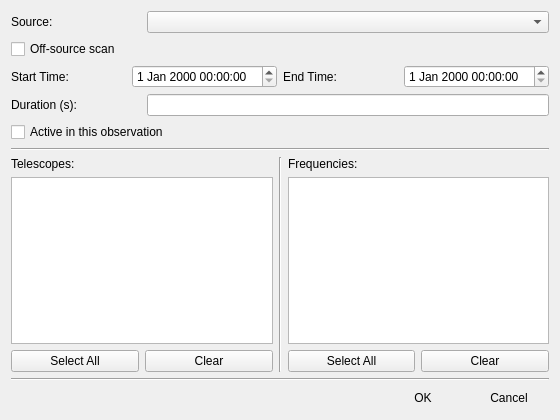
Old version of the form pastrocore/gui_pyside/dialog_editor_scan.ui in the repository Torward1024/pAstroCORE.
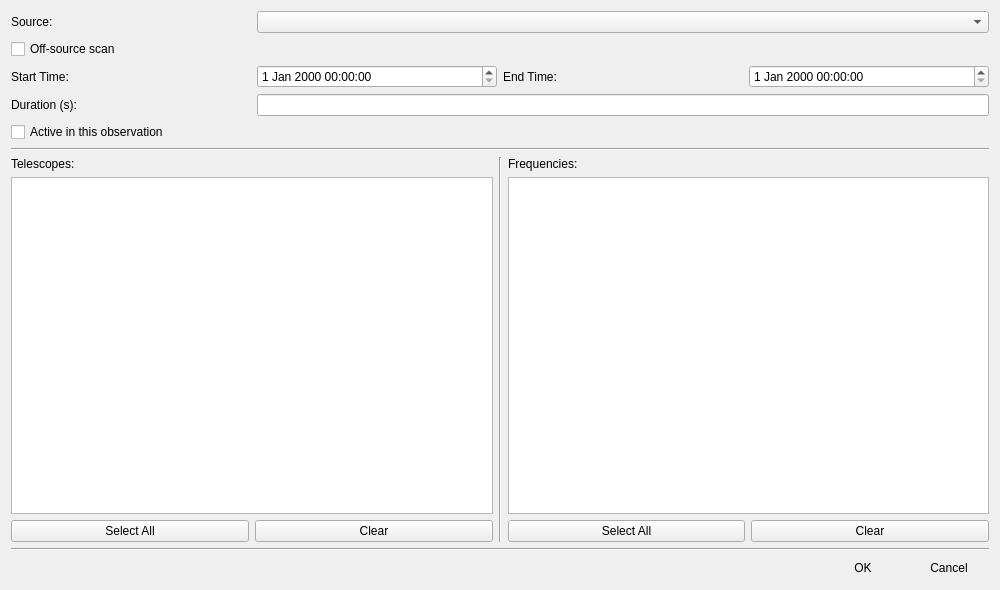
New version of the form. Icons and pictures are not drawn.

The edit to the form file:
```diff
--- a/pastrocore/gui_pyside/dialog_editor_scan.ui
+++ b/pastrocore/gui_pyside/dialog_editor_scan.ui
@@ -9,8 +9,8 @@
    <rect>
     <x>0</x>
     <y>0</y>
-    <width>560</width>
-    <height>420</height>
+    <width>1000</width>
+    <height>590</height>
    </rect>
   </property>
   <property name="sizePolicy">
```
